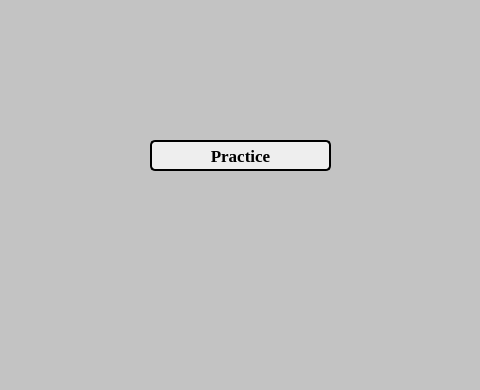
First picture: the form in vocalizer/Vocalizer.ui, repository alvinjaymaique/voice_classifier, before the edit; both pictures show x 390 to 870 and y 260 to 650 of the 1020 by 650 pixel window.
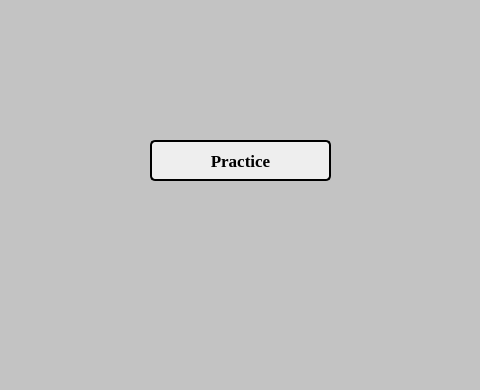
Second picture: the form after the edit. Icons and pictures are not drawn.

What changed in the file:
```diff
--- a/vocalizer/Vocalizer.ui
+++ b/vocalizer/Vocalizer.ui
@@ -805,7 +805,7 @@
        <x>280</x>
        <y>400</y>
        <width>181</width>
-       <height>31</height>
+       <height>41</height>
       </rect>
      </property>
      <property name="minimumSize">
@@ -817,7 +817,7 @@
      <property name="maximumSize">
       <size>
        <width>181</width>
-       <height>31</height>
+       <height>60</height>
       </size>
      </property>
      <property name="font">
```
